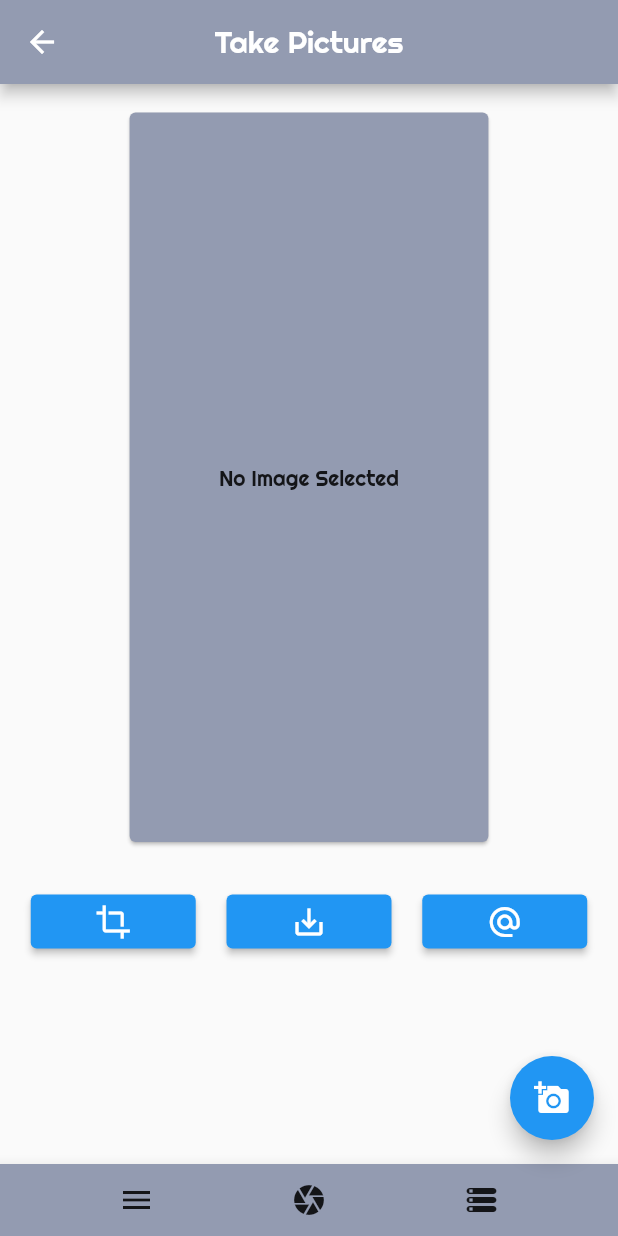
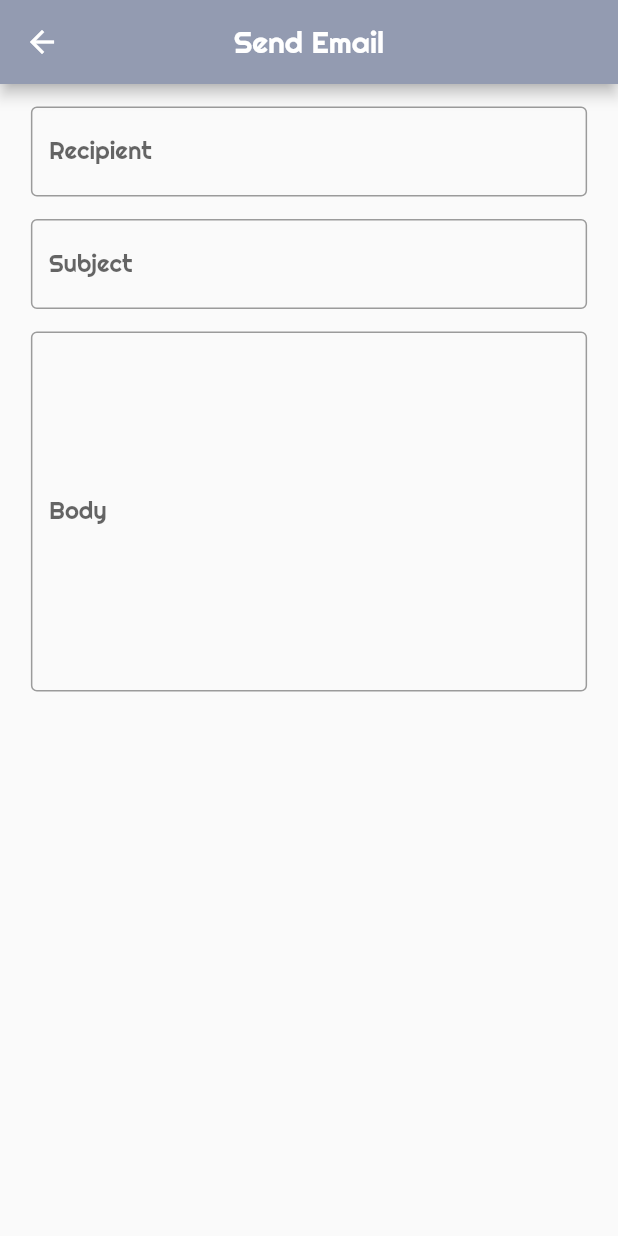
Before and after one commit to brianchang12/Asciify, a Flutter app: the screen it shows after launch, item 2 of the bottom bar chosen, after a tap on the "storage" icon, on a phone screen of 412 x 824 dp. Run offline on Flutter 3.47's test engine with Material 2 defaults, Android fonts, the phone set to English and light mode, and no system bars; our stand-ins replace dio, file_picker, flushbar, image_cropper, image_gallery_saver, image_picker and 1 more; missing offline and left inert: dart:ffi.

Commit message:
email page mid completion

```diff
--- a/lib/main.dart
+++ b/lib/main.dart
@@ -1,7 +1,8 @@
 import 'package:asciify/screens/camera_page.dart';
+import 'package:asciify/screens/email_page.dart';
 import 'package:asciify/screens/home_page.dart';
+import 'file:///C:/Users/user/AndroidStudioProjects/asciify/lib/controller/file_controller.dart';
 import 'package:flutter/material.dart';
-
 
 void main() {
   runApp(MaterialApp(
@@ -24,13 +25,12 @@ void main() {
           headline2: TextStyle(
             color: Color(0xFFFFFFFF),
             fontSize: 15.0,
-              )
-        ),
+          )),
     ),
     routes: {
-      '/' : (context) => HomePage(),
-      '/camera': (context) => CameraPage()
+      '/': (context) => HomePage(),
+      '/camera': (context) => CameraPage(),
+      '/email': (context) => EmailPage(),
     },
-    )
-  );
+  ));
 }
--- a/lib/screens/camera_page.dart
+++ b/lib/screens/camera_page.dart
@@ -3,7 +3,9 @@ import 'dart:ffi';
 import 'dart:io';
 import 'dart:typed_data';
 import 'dart:ui';
-import 'package:asciify/screens/custom_exception.dart';
+import 'email_page.dart';
+import 'file:///C:/Users/user/AndroidStudioProjects/asciify/lib/exception/custom_exception.dart';
+import 'package:asciify/controller/file_controller.dart';
 import 'package:asciify/screens/home_page.dart';
 import 'package:dio/dio.dart';
 
@@ -177,17 +179,17 @@ class _CameraPageState extends State<CameraPage> {
 
 
   Future<void> _crop(ImageSource source) async {
-    final selected = await picker.getImage(source: source);
-    if (selected != null) {
+    //final selected = await picker.getImage(source: source);
+    if (_imageFile != null) {
       File cropped = await ImageCropper.cropImage(
-        sourcePath: selected.path,
+        sourcePath: _imageFile.path,
         compressQuality: 100,
         aspectRatio: CropAspectRatio(
             ratioX: 1,
             ratioY: 1),
         maxWidth: 1000,
         maxHeight: 1000,
-        compressFormat: ImageCompressFormat.jpg,
+        compressFormat: ImageCompressFormat.png,
           iosUiSettings: IOSUiSettings(
             minimumAspectRatio: 1.0,
           ),
@@ -354,6 +356,7 @@ class _CameraPageState extends State<CameraPage> {
   @override
   Widget build(BuildContext context) {
     return Scaffold(
+      backgroundColor: Theme.of(context).backgroundColor,
       resizeToAvoidBottomInset: false,
       bottomNavigationBar: BottomAppBar(
         child: Row(
@@ -368,7 +371,9 @@ class _CameraPageState extends State<CameraPage> {
                   print(context);
                 }),
             IconButton(icon: Icon(Icons.storage_rounded),
-              onPressed: () {},)
+              onPressed: () {
+              Navigator.pushNamed(context, "/email");
+              },)
           ],
         ),
       ),
--- /dev/null
+++ b/lib/screens/email_page.dart
@@ -0,0 +1,72 @@
+
+import 'dart:io';
+import 'package:flutter/material.dart';
+
+class EmailPage extends StatefulWidget {
+
+  @override
+  _EmailPageState createState() => _EmailPageState();
+}
+
+class _EmailPageState extends State<EmailPage> {
+  List<File> _files;
+  TextEditingController _recipientController;
+  TextEditingController _subjectController;
+  TextEditingController _bodyController;
+
+  @override
+  void initState() {
+    super.initState();
+    _files = [];
+    _recipientController = TextEditingController();
+    _subjectController = TextEditingController();
+    _bodyController = TextEditingController();
+  }
+
+  Widget emailFields(String label, double topMargin,
+      double bottomMargin, int lines, TextEditingController controller) {
+    return Container(
+      margin: EdgeInsets.only(top: topMargin, bottom: bottomMargin),
+      child: TextField(
+        maxLines: lines,
+        controller: controller,
+        obscureText: false,
+        decoration: InputDecoration(
+          border: OutlineInputBorder(
+          ),
+          labelText: label
+        ),
+      ),
+    );
+  }
+
+  @override
+  Widget build(BuildContext context) {
+    return Scaffold(
+      appBar: AppBar(
+        title: Text('Send Email'),
+      ),
+      body: Align(
+        alignment: Alignment.topCenter,
+        child: SingleChildScrollView(
+          scrollDirection: Axis.vertical,
+          child: Column(
+            crossAxisAlignment: CrossAxisAlignment.center,
+            mainAxisAlignment: MainAxisAlignment.start,
+            children: [
+              Container(
+                  width: MediaQuery.of(context).size.width * 0.90,
+                  child: emailFields('Recipient', 15.0, 7.5, 1, _recipientController)),
+              Container(
+                  width: MediaQuery.of(context).size.width * 0.90,
+                  child: emailFields('Subject', 7.5, 7.5, 1, _subjectController)),
+              Container(
+                  width: MediaQuery.of(context).size.width * 0.90,
+                  child: emailFields('Body', 7.5, 7.5, 10, _bodyController)),
+            ],
+          ),
+        ),
+      ),
+    );
+  }
+}
--- a/lib/screens/home_page.dart
+++ b/lib/screens/home_page.dart
@@ -1,3 +1,8 @@
+import 'dart:io';
+
+import 'package:asciify/controller/file_controller.dart';
+import 'package:asciify/screens/email_page.dart';
+import 'package:file_picker/file_picker.dart';
 import 'package:flutter/material.dart';
 import 'package:flutter/services.dart';
 
@@ -108,7 +113,9 @@ class HomePage extends StatelessWidget{
                   Navigator.pushNamed(context, '/camera');
                 }),
             IconButton(icon: Icon(Icons.storage_rounded),
-              onPressed: () {},)
+              onPressed: () {
+              Navigator.pushNamed(context, '/email');
+              },)
           ],
         ),
       ),
@@ -119,14 +126,5 @@ class HomePage extends StatelessWidget{
       body: _homeWidget(),
       );
   }
-  // @override
-  // void initState(){
-  //   super.initState();
-  //   SystemChrome.setPreferredOrientations([
-  //     DeviceOrientation.portraitUp,
-  //     DeviceOrientation.portraitDown,
-  //   ]);
-  // }
-
 
 }
--- a/pubspec.yaml
+++ b/pubspec.yaml
@@ -38,6 +38,7 @@ dependencies:
   # The following adds the Cupertino Icons font to your application.
   # Use with the CupertinoIcons class for iOS style icons.
   cupertino_icons: ^1.0.2
+  file_picker: ^3.0.1
 
 dev_dependencies:
   flutter_test:
```
Also changed, not shown: lib/controller/file_controller.dart (added, +39 -0 lines), lib/exception/custom_exception.dart (renamed from lib/screens/custom_exception.dart), pubspec.lock, 1 other file. Lines whose indentation alone changed are shown as unchanged.
